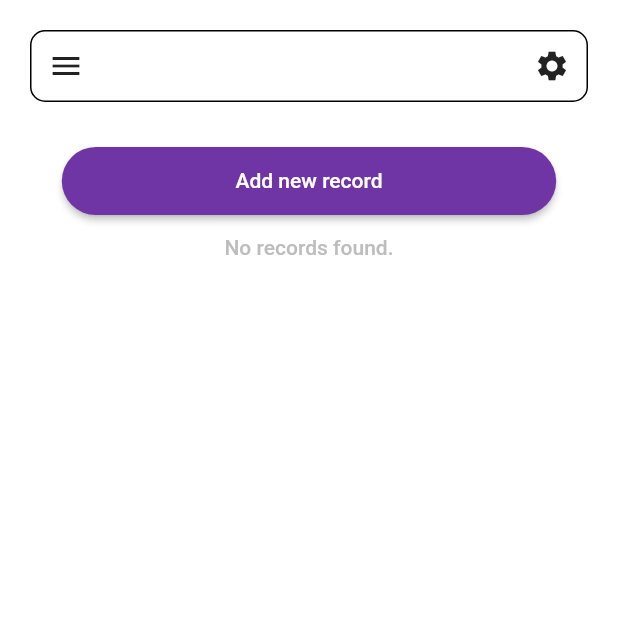
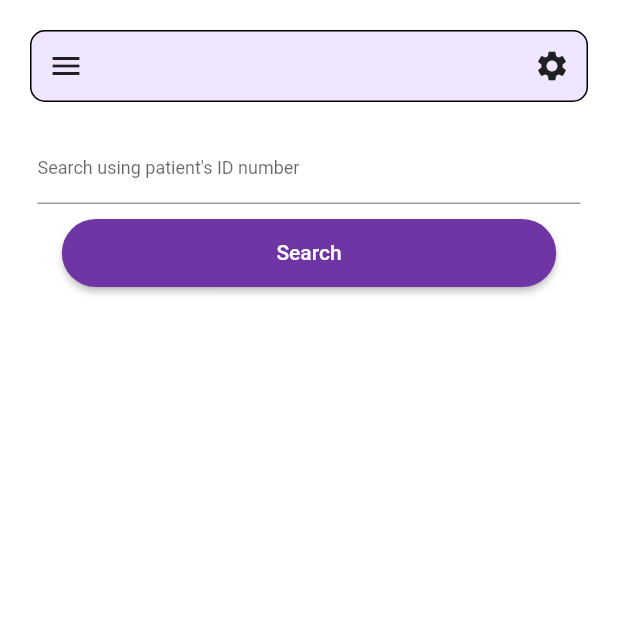
Before and after one commit to NaeemKhan14/Global-Health-Management-System-, a Flutter app: the screen it shows once a user with an empty profile is signed in, on a phone screen of 412 x 824 dp, the top half of it. Run offline on Flutter 3.47's test engine with Material 2 defaults, Android fonts, the phone set to English and light mode, and no system bars; our stand-ins replace cloud_firestore, expandable, firebase_auth, firebase_core, flutter_svg, image_picker; accounts and stored records are empty; Roboto replaces fonts that are missing (Montserrat).

Commit message:
Fixed full name bug in custom drawer and added new color scheme

```diff
--- a/lib/Screens/HomePage/components/custom_drawer.dart
+++ b/lib/Screens/HomePage/components/custom_drawer.dart
@@ -5,7 +5,6 @@ import 'package:ghms/Screens/HomePage/homepage.dart';
 import 'package:ghms/Screens/Profile/profile_screen.dart';
 import 'package:ghms/Screens/WelcomeScreen/welcome_screen.dart';
 import 'package:ghms/constants.dart';
-import 'package:cloud_firestore/cloud_firestore.dart';
 import 'package:provider/provider.dart';
 import 'package:firebase_auth/firebase_auth.dart';
 
@@ -22,24 +21,8 @@ class CustomDrawer extends StatefulWidget {
 }
 
 class _CustomDrawerState extends State<CustomDrawer> {
-
   final scaffoldKey = GlobalKey<ScaffoldState>();
   final padding = EdgeInsets.all(20.0);
-  Map data;
-
-  _getData() {
-    if (data == null) {
-      FirebaseFirestore.instance
-          .collection('users')
-          .doc(context.watch<User>().uid)
-          .snapshots()
-          .listen((snaps) {
-        setState(() {
-          data = snaps.data();
-        });
-      });
-    }
-  }
 
   @override
   Widget build(BuildContext context) {
@@ -62,7 +45,6 @@ class _CustomDrawerState extends State<CustomDrawer> {
                     child: Image.asset("assets/images/avatar.png"),
                   ),
                   radius: 60,
-                  // backgroundImage: ExactAssetImage("assets/images/avatar.png"),
                   backgroundColor: Colors.transparent,
                 ),
               ),
@@ -73,10 +55,11 @@ class _CustomDrawerState extends State<CustomDrawer> {
                     SizedBox(
                       height: 5.0,
                     ),
-                    (data == null) ? Text("Welcome")
-                        :
                     Text(
-                      "Welcome\n" + data['full_name'],
+                      (context.watch<User>() != null &&
+                              context.watch<User>().displayName != null)
+                          ? "Welcome\n" + context.watch<User>().displayName
+                          : "Welcome ",
                       style: theme.textTheme.headline2,
                     ),
                     SizedBox(
@@ -141,7 +124,7 @@ class _CustomDrawerState extends State<CustomDrawer> {
                 child: Padding(
                   padding: padding,
                   child: Material(
-                    color: Colors.transparent,
+                    color: kPrimaryLightColor,
                     shape: RoundedRectangleBorder(
                       side: BorderSide(color: colorBlack),
                       borderRadius: BorderRadius.circular(10),
@@ -151,7 +134,8 @@ class _CustomDrawerState extends State<CustomDrawer> {
                         children: [
                           IconButton(
                             icon: Icon(Icons.menu),
-                        onPressed: () => scaffoldKey.currentState.openDrawer(),
+                            onPressed: () =>
+                                scaffoldKey.currentState.openDrawer(),
                           ),
                           IconButton(
                             icon: Icon(Icons.settings),
--- a/lib/Screens/HomePage/homepage.dart
+++ b/lib/Screens/HomePage/homepage.dart
@@ -15,13 +15,54 @@ class HomePageScreen extends StatefulWidget {
 
 class _HomePageScreenState extends State<HomePageScreen> {
   final FirebaseFirestore firestore = FirebaseFirestore.instance;
+  bool isNormalUser = false;
+  bool isSearch = false;
+  final _formKey = GlobalKey<FormState>();
+  final TextEditingController searchFieldController = TextEditingController();
+  String docID;
+  Map userData;
 
+  getUserInfo() async
+  {
+    await FirebaseFirestore.instance.collection('users').doc(docID).get().then((value) {
+      setState(() {
+        userData = value.data();
+      });
+    });
+  }
   List<Widget> makeResults(List<QueryDocumentSnapshot> data) {
     List<Widget> results = [];
 
-    if(data.isNotEmpty)
+    if (data.isNotEmpty) {
+      data.forEach((element) {
+        if(!isNormalUser && results.length == 0)
         {
-      data.forEach((element) {
+          if(userData == null)
+            getUserInfo();
+          if(userData != null)
+          {
+            var textStyle = textThemeDefault.headline4;
+            results.add(Container(
+              margin: EdgeInsets.all(25),
+              padding: EdgeInsets.all(25),
+              alignment: Alignment.center,
+              decoration: BoxDecoration(
+                color: kPrimaryLightColor,
+                  border: Border.all(
+                    color: colorBlack,
+                  ),
+                  borderRadius: BorderRadius.all(Radius.circular(20))),
+              child: Column(
+                children: [
+                  Text("Patient's name: ${userData['full_name']}", style: textStyle),
+                  Text("Patient's phone #: ${userData['phone_num']}", style: textStyle),
+                  Text("Patient's DOB: ${userData['dob']}", style: textStyle),
+                ],
+              ),
+            ));
+          }
+
+        }
         String medicinesList = element.data()['medicines'];
         String diagnosesList = element.data()['diagnoses'];
 
@@ -34,22 +75,87 @@ class _HomePageScreenState extends State<HomePageScreen> {
       });
       return results;
     }
+    return [Text("No records found.")];
+  }
 
-    return [Text("No records found.")];
+  getDocumentID(personalID) async
+  {
+    QuerySnapshot userID = await FirebaseFirestore.instance.collection('users').where("personal_id", isEqualTo: personalID).get();
+
+    setState(() {
+      if(userID.docs.isNotEmpty)
+        docID = userID.docs.first.id;
+    });
+  }
+
+  Widget searchResults() {
+
+    return Column(children: [
+      SingleChildScrollView(
+        child: FutureBuilder<QuerySnapshot>(
+            future: FirebaseFirestore.instance
+                .collection('users')
+                .doc(docID)
+                .collection("medical_records")
+                .get(),
+            builder: (BuildContext context,
+                AsyncSnapshot<QuerySnapshot> snapshot) {
+              List<Widget> children;
+              if (snapshot.hasData) {
+                children = makeResults(snapshot.data.docs);
+              } else {
+                children = const <Widget>[
+                  SizedBox(
+                    child: CircularProgressIndicator(),
+                    width: 60,
+                    height: 60,
+                  ),
+                  Padding(
+                    padding: EdgeInsets.only(top: 16),
+                    child: Text('Awaiting results...'),
+                  )
+                ];
+              }
+              return Center(
+                child: Column(
+                  mainAxisAlignment: MainAxisAlignment.center,
+                  crossAxisAlignment: CrossAxisAlignment.center,
+                  children: children,
+                ),
+              );
+            }),
+      ),
+    ]);
   }
 
   @override
   Widget build(BuildContext context) {
     Size size = MediaQuery.of(context).size;
+    String userID = (FirebaseAuth.instance.currentUser != null)
+        ? context.watch<User>().uid
+        : ".";
+    FirebaseFirestore.instance
+        .collection('users')
+        .doc(userID)
+        .snapshots()
+        .listen((snaps) {
+      if (snaps.data()['account_type'] == "Normal User") {
+        setState(() {
+          isNormalUser = true;
+        });
+      }
+    });
 
     return CustomDrawer(
-      child: Column(
+      child: (isNormalUser)
+          ? Column(
               children: <Widget>[
                 RoundedButton(
                   text: "Add new record",
                   color: kPrimaryColor,
                   press: () {
-              Navigator.push(context, MaterialPageRoute(builder: (context) {
+                    Navigator.push(context,
+                        MaterialPageRoute(builder: (context) {
                       return AddNewRecord();
                     }));
                   },
@@ -58,7 +164,7 @@ class _HomePageScreenState extends State<HomePageScreen> {
                   child: FutureBuilder<QuerySnapshot>(
                       future: FirebaseFirestore.instance
                           .collection('users')
-                    .doc(context.watch<User>().uid)
+                          .doc(userID)
                           .collection("medical_records")
                           .get(),
                       builder: (BuildContext context,
@@ -89,6 +195,38 @@ class _HomePageScreenState extends State<HomePageScreen> {
                       }),
                 ),
               ],
+            )
+          : Form(
+              key: _formKey,
+              child: Column(
+                children: <Widget>[
+                  Padding(
+                    padding: EdgeInsets.symmetric(horizontal: 25),
+                    child: TextFormField(
+                      validator: (value) {
+                        if (value.isEmpty) return 'This field cannot be empty';
+                        return null;
+                      },
+                      controller: searchFieldController,
+                      decoration: InputDecoration(
+                        hintText: "Search using patient's ID number",
+                      ),
+                    ),
+                  ),
+                  RoundedButton(
+                    text: "Search",
+                    color: kPrimaryColor,
+                    press: () {
+                      setState(() {
+                        userData = null;
+                        isSearch = true;
+                      });
+                      getDocumentID(searchFieldController.text);
+                    },
+                  ),
+                  isSearch ? searchResults() : Text(""),
+                ],
+              ),
             ),
     );
   }
--- a/to-do.txt
+++ b/to-do.txt
@@ -1,12 +1,6 @@
 === Homepage
--- search for medical records
 -- delete medical record
 -- User should be able to send their records to email.
 
 === OCR
 - scan images and get data
-
-=== Admin page
--- search for medical record based on personal_id or email
-
---
```
Lines whose indentation alone changed are shown as unchanged.
